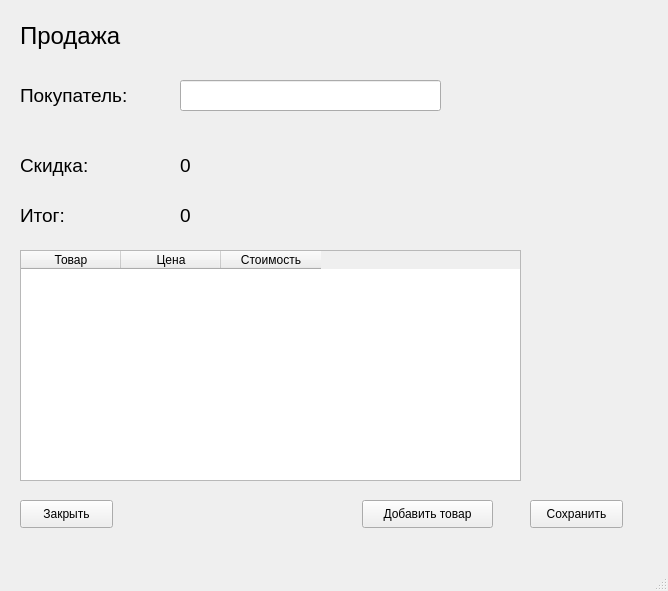
Above: session_4/save_deal.ui from BagrKonstantin/petshop before the change. Below: the same form after it.
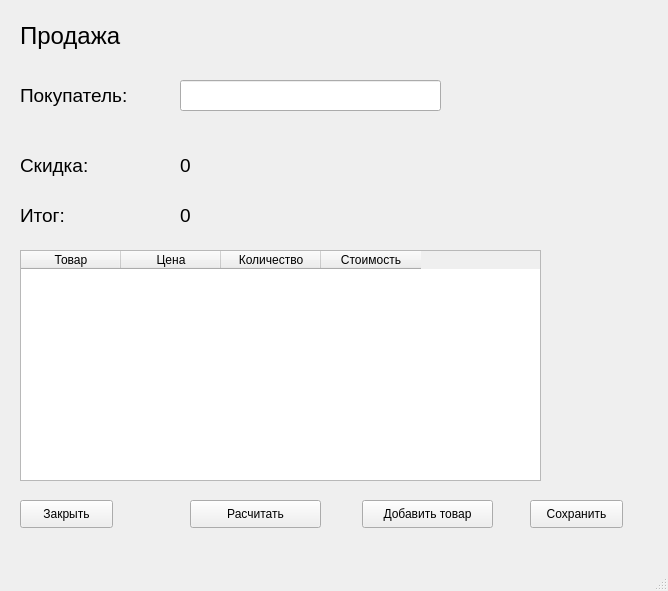
That is the form after the change.

What changed in the file:
```diff
--- a/session_4/save_deal.ui
+++ b/session_4/save_deal.ui
@@ -137,7 +137,7 @@
      <rect>
       <x>20</x>
       <y>250</y>
-      <width>501</width>
+      <width>521</width>
       <height>231</height>
      </rect>
     </property>
@@ -151,6 +151,11 @@
       <string>Цена</string>
      </property>
     </column>
+    <column>
+     <property name="text">
+      <string>Количество</string>
+     </property>
+    </column>
     <column>
      <property name="text">
       <string>Стоимость</string>
@@ -196,6 +201,19 @@
      <string>Добавить товар</string>
     </property>
    </widget>
+   <widget class="QPushButton" name="pushButton_save_3">
+    <property name="geometry">
+     <rect>
+      <x>190</x>
+      <y>500</y>
+      <width>131</width>
+      <height>28</height>
+     </rect>
+    </property>
+    <property name="text">
+     <string>Расчитать</string>
+    </property>
+   </widget>
   </widget>
   <widget class="QMenuBar" name="menubar">
    <property name="geometry">
```
Left out of the diff: 2 changed lines with no effect on the pictures.
